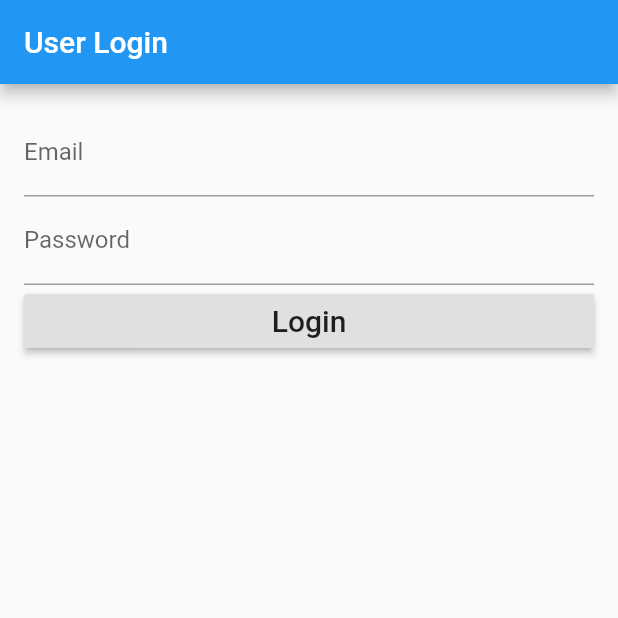
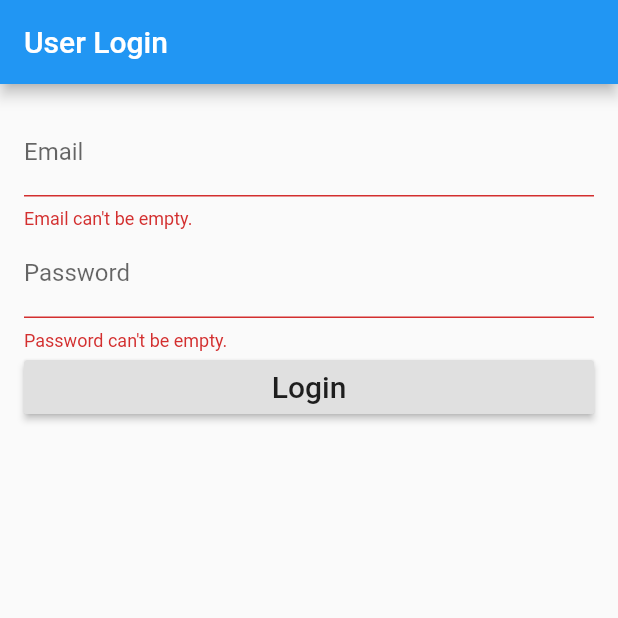
Before and after one commit to chris-aqui/Flutter-Mobile-Apps, a Flutter app: the screen it shows after launch, after a tap on "Login", on a phone screen of 412 x 824 dp, the top half of it. Run offline on Flutter 3.47's test engine with Material 2 defaults, Android fonts, the phone set to English and light mode, and no system bars.

Commit message:
added validation but onlly checks in inputs are empty or not

```diff
--- a/user_auth/lib/login_page.dart
+++ b/user_auth/lib/login_page.dart
@@ -8,33 +8,44 @@ class LoginPage extends StatefulWidget {
 
 class _LoginPageState extends State<LoginPage>{
 
+  final formKey = new GlobalKey<FormState>();
+
   String _email;
   String _password;
 
   void validationAndSave(){
-
+    final form = formKey.currentState;
+    if (form.validate()) {
+      print('Form is valid');
+    } else {
+      print('Form is not valid');
+    }
   }
 
   @override
   Widget build(BuildContext context){
     return new Scaffold(
       appBar: new AppBar(
+        // title of the appBar
         title: new Text('User Login'),
       ),
+//      the actual body of the app
       body:  new Container(
+//        this keeps the input fields from stretching from end to end... maakes it look nice
         padding: EdgeInsets.all(16.0),
         child: new Form(
+          key: formKey,
           child: new Column(
             crossAxisAlignment: CrossAxisAlignment.stretch,
             children: <Widget>[
               new TextFormField(
                 decoration: new InputDecoration(labelText: 'Email'),
-                validator: (value) => value.isEmpty ? 'Email can\'t be empty' : null
+                validator: (val) => val.isEmpty ? 'Email can\'t be empty.' : null,
               ),
               new TextFormField(
                 decoration: new InputDecoration(labelText: 'Password'),
-                validator: (value) => value.isEmpty ? 'password can\'t be empty' : null
                 obscureText: true,
+                validator: (val) => val.isEmpty ? 'Password can\'t be empty.' : null,
               ),
               new RaisedButton(
                 child: new Text('Login',
```
